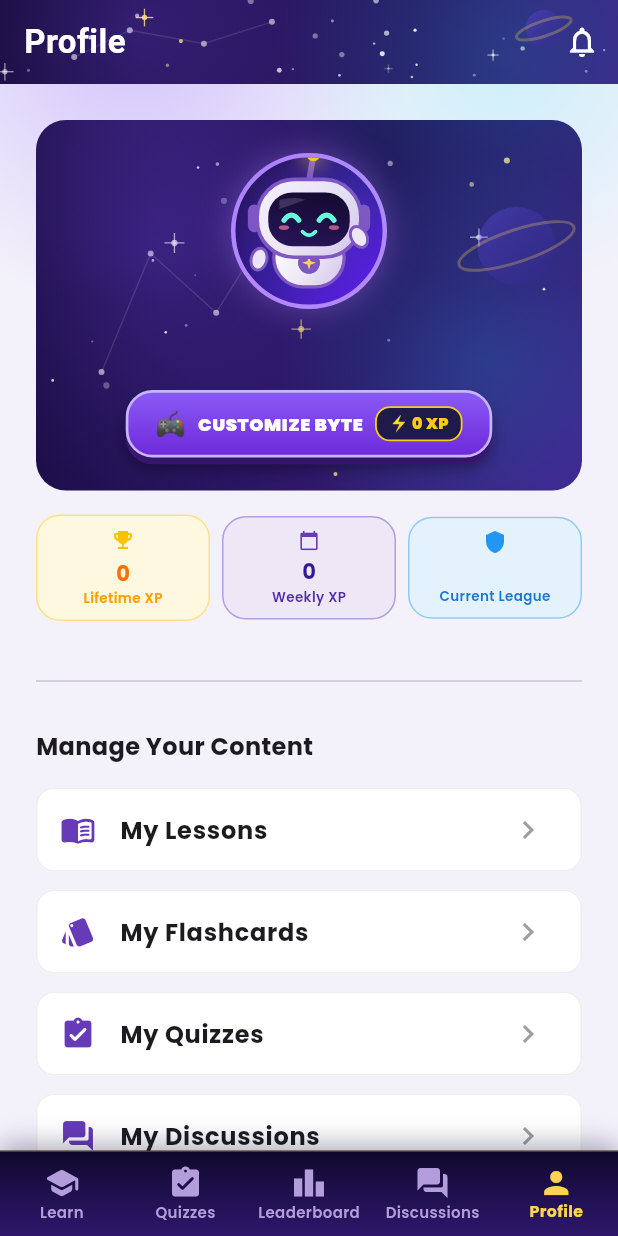
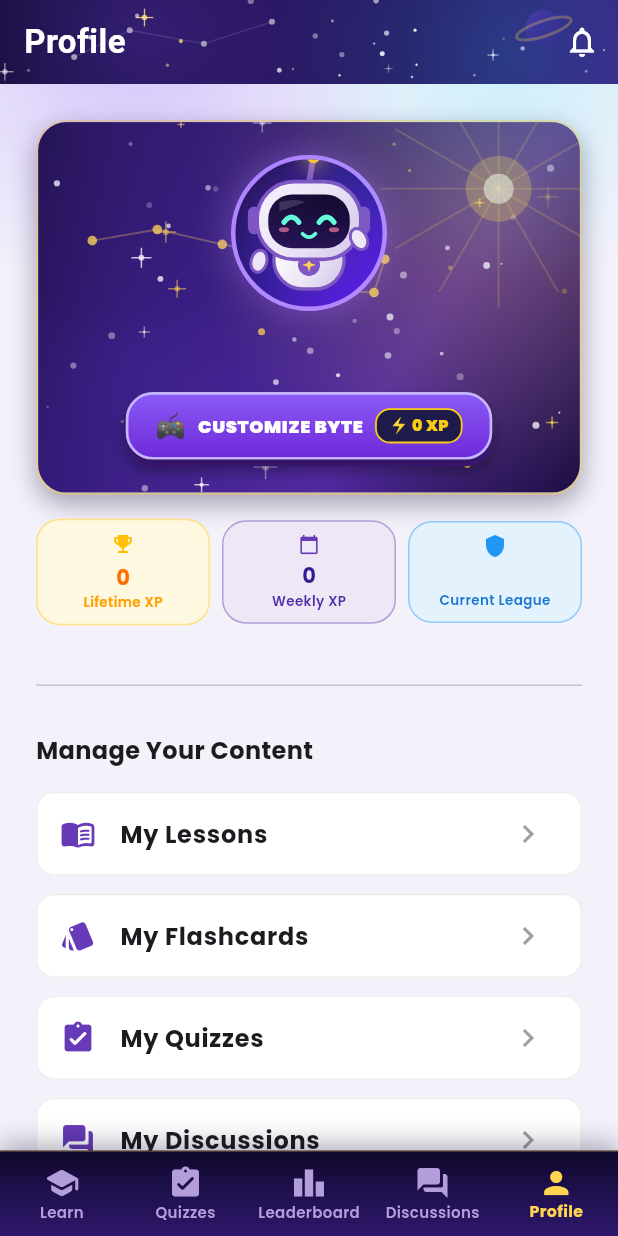
Before and after one commit to amandawong098/quiz_time, a Flutter app: the ProfileScreen screen opened by its route, on a phone screen of 412 x 824 dp. Run offline on Flutter 3.47's test engine with Material 3 defaults, Android fonts, the phone set to English and light mode, and no system bars; our stand-ins replace audioplayers, file_picker, flutter_local_notifications, go_router, google_fonts, google_generative_ai and 4 more; missing offline and left inert: image_picker_android, image_picker_platform_interface; accounts and stored records are empty; network calls fail.

Commit message:
league banner and fix minigame music too deep

```diff
--- a/lib/core/services/sound_service.dart
+++ b/lib/core/services/sound_service.dart
@@ -269,7 +269,7 @@ class SoundService extends ChangeNotifier {
     }
     try {
       final tempFile = File(
-        '${Directory.systemTemp.path}/learnbyte_space_lofi_bgm_v1.wav',
+        '${Directory.systemTemp.path}/learnbyte_space_lofi_bgm_v2.wav',
       );
       await tempFile.writeAsBytes(_miniGameBgmWav, flush: true);
       _miniGameBgmTempFilePath = tempFile.path;
@@ -885,7 +885,8 @@ class SoundService extends ChangeNotifier {
       [146.83, 174.61, 220.00, 261.63, 329.63], // Dm9
       [130.81, 164.81, 196.00, 246.94, 293.66], // Cmaj9
     ];
-    const List<double> bassRoots = [87.31, 82.41, 73.42, 65.41];
+    // Phone-speaker-friendly warm mid-bass roots (130-175 Hz, avoids sub-100 Hz buzz)
+    const List<double> bassRoots = [174.61, 164.81, 146.83, 130.81];
 
     // Sparse floating cosmic chime notes (Hz, 0 = rest) over 32 steps (0.4s each)
     const List<double> chimes = [
@@ -918,22 +919,22 @@ class SoundService extends ChangeNotifier {
       }
       pad *= chordEnv;
 
-      // 2. Warm Deep Sub-Bass
+      // 2. Warm Mid-Bass (gentle level for clean phone-speaker playback)
       final double bassFreq = bassRoots[barIdx] * tapeDrift;
       final double bassEnv = exp(-localBarT * 0.65);
-      final double bass = sin(2 * pi * bassFreq * t) * 0.14 * bassEnv;
+      final double bass = sin(2 * pi * bassFreq * t) * 0.06 * bassEnv;
 
       // 3. Soft Brushed Lo-Fi Drum Groove (75 BPM)
       final double beatT = t % beatDur;
       final int beatInBar = ((t / beatDur).floor()) % 4;
       double drums = 0.0;
 
-      // Muffled kick on beat 0 and syncopated 2.5
+      // Gentle mid-punch kick on beat 0 and syncopated 2.5 (avoids low-end speaker rattle)
       if (beatInBar == 0 || (beatInBar == 2 && beatT >= 0.4)) {
         final double kT = beatInBar == 0 ? beatT : (beatT - 0.4);
-        final double kEnv = exp(-kT * 11.0);
-        final double kFreq = 48.0 + 68.0 * exp(-kT * 22.0);
-        drums += sin(2 * pi * kFreq * kT) * kEnv * 0.22;
+        final double kEnv = exp(-kT * 14.0);
+        final double kFreq = 110.0 + 65.0 * exp(-kT * 24.0);
+        drums += sin(2 * pi * kFreq * kT) * kEnv * 0.11;
       }
       // Soft brushed snare/rim on beats 1 and 3
       if (beatInBar == 1 || beatInBar == 3) {
--- a/lib/features/profile/screens/profile_screen.dart
+++ b/lib/features/profile/screens/profile_screen.dart
@@ -177,9 +177,9 @@ class _ProfileScreenState extends State<ProfileScreen> {
     if (confirm == true) {
       try {
         setState(() => _isLoading = true);
-        await context
-            .read<AuthRepository>()
-            .deleteAccount(deleteContributions: deleteContributions);
+        await context.read<AuthRepository>().deleteAccount(
+          deleteContributions: deleteContributions,
+        );
         if (mounted) {
           context.go('/login');
         }
@@ -307,7 +307,8 @@ class _ProfileScreenState extends State<ProfileScreen> {
   Widget build(BuildContext context) {
     final user = context.watch<AuthRepository>().currentUser;
     final profile = context.watch<FriendshipRepository>().currentUserProfile;
-    final leagueStyle = _getLeagueStyle(profile?.league ?? 'Stargazer');
+    final currentLeague = profile?.league ?? 'Stargazer';
+    final leagueStyle = _getLeagueStyle(currentLeague);
 
     final soundService = context.watch<SoundService>();
     final gamification = context.watch<GamificationService>();
@@ -324,15 +325,15 @@ class _ProfileScreenState extends State<ProfileScreen> {
       appBar: AppBar(
         title: const Text('Profile'),
         flexibleSpace: const CosmicAppBarFlexibleSpace(seed: 55),
-        actions: const [
-          NotificationIconBadge(),
-        ],
+        actions: const [NotificationIconBadge()],
       ),
       body: _isLoading
           ? const Center(child: CircularProgressIndicator())
           : RefreshIndicator(
               onRefresh: () async {
-                await context.read<FriendshipRepository>().refreshProfileAndNotifications();
+                await context
+                    .read<FriendshipRepository>()
+                    .refreshProfileAndNotifications();
                 await gamification.loadForCurrentUser();
               },
               child: SingleChildScrollView(
@@ -341,15 +342,10 @@ class _ProfileScreenState extends State<ProfileScreen> {
                 child: Column(
                   crossAxisAlignment: CrossAxisAlignment.stretch,
                   children: [
-                  CosmicNebulaBox(
-                    borderRadius: BorderRadius.circular(20),
-                    padding: const EdgeInsets.symmetric(vertical: 22, horizontal: 16),
-                    seed: 505,
-                    showPlanet: true,
-                    child: Builder(
+                    Builder(
                       builder: (context) {
                         final isAdmin = context.watch<AuthRepository>().isAdmin;
-                        return Column(
+                        final bannerContent = Column(
                           children: [
                             UserByteAvatar(
                               appearanceOverride: isAdmin
@@ -365,7 +361,8 @@ class _ProfileScreenState extends State<ProfileScreen> {
                             Text(
                               user?.userMetadata?['name'] ?? 'User Name',
                               textAlign: TextAlign.center,
-                              style: Theme.of(context).textTheme.titleLarge?.copyWith(
+                              style: Theme.of(context).textTheme.titleLarge
+                                  ?.copyWith(
                                     fontWeight: FontWeight.bold,
                                     color: Colors.white,
                                   ),
@@ -386,7 +383,10 @@ class _ProfileScreenState extends State<ProfileScreen> {
                                 child: Row(
                                   mainAxisSize: MainAxisSize.min,
                                   children: [
-                                const Text('🎮', style: TextStyle(fontSize: 16)),
+                                    const Text(
+                                      '🎮',
+                                      style: TextStyle(fontSize: 16),
+                                    ),
                                     const SizedBox(width: 8),
                                     const Flexible(
                                       child: Text(
@@ -429,17 +429,74 @@ class _ProfileScreenState extends State<ProfileScreen> {
                             ],
                           ],
                         );
+
+                        if (isAdmin) {
+                          return CosmicNebulaBox(
+                            borderRadius: BorderRadius.circular(20),
+                            padding: const EdgeInsets.symmetric(
+                              vertical: 22,
+                              horizontal: 16,
+                            ),
+                            seed: 505,
+                            showPlanet: true,
+                            child: bannerContent,
+                          );
+                        }
+
+                        final leagueTheme = CosmicLeagueThemeData.forLeague(
+                          currentLeague,
+                        );
+                        return Container(
+                          decoration: BoxDecoration(
+                            borderRadius: BorderRadius.circular(20),
+                            border: Border.all(
+                              color: leagueTheme.primaryAccent.withValues(
+                                alpha: 0.45,
+                              ),
+                              width: 1.4,
+                            ),
+                            boxShadow: [
+                              BoxShadow(
+                                color: leagueTheme.backgroundGradient.first
+                                    .withValues(alpha: 0.35),
+                                blurRadius: 14,
+                                offset: const Offset(0, 6),
+                              ),
+                            ],
+                          ),
+                          child: ClipRRect(
+                            borderRadius: BorderRadius.circular(19),
+                            child: CosmicLeagueFullBackground(
+                              league: currentLeague,
+                              child: SizedBox(
+                                width: double.infinity,
+                                child: Padding(
+                                  padding: const EdgeInsets.symmetric(
+                                    vertical: 22,
+                                    horizontal: 16,
+                                  ),
+                                  child: bannerContent,
+                                ),
+                              ),
+                            ),
+                          ),
+                        );
                       },
-                    ),
                     ),
                     const SizedBox(height: 16),
                     if (context.watch<AuthRepository>().isAdmin)
                       Container(
                         margin: const EdgeInsets.symmetric(horizontal: 4),
-                      padding: const EdgeInsets.symmetric(horizontal: 16, vertical: 14),
+                        padding: const EdgeInsets.symmetric(
+                          horizontal: 16,
+                          vertical: 14,
+                        ),
                         decoration: BoxDecoration(
                           gradient: LinearGradient(
-                          colors: [Colors.deepPurple.shade700, Colors.deepPurple.shade900],
+                            colors: [
+                              Colors.deepPurple.shade700,
+                              Colors.deepPurple.shade900,
+                            ],
                             begin: Alignment.topLeft,
                             end: Alignment.bottomRight,
                           ),
@@ -500,16 +557,25 @@ class _ProfileScreenState extends State<ProfileScreen> {
                           // Lifetime XP
                           Expanded(
                             child: Container(
-                            padding: const EdgeInsets.symmetric(vertical: 8, horizontal: 4),
+                              padding: const EdgeInsets.symmetric(
+                                vertical: 8,
+                                horizontal: 4,
+                              ),
                               decoration: BoxDecoration(
                                 color: Colors.amber.shade50,
                                 borderRadius: BorderRadius.circular(16),
-                              border: Border.all(color: Colors.amber.shade200),
+                                border: Border.all(
+                                  color: Colors.amber.shade200,
+                                ),
                               ),
                               child: Column(
                                 mainAxisSize: MainAxisSize.min,
                                 children: [
-                                const Icon(Icons.emoji_events, color: Colors.amber, size: 16),
+                                  const Icon(
+                                    Icons.emoji_events,
+                                    color: Colors.amber,
+                                    size: 16,
+                                  ),
                                   const SizedBox(height: 4),
                                   Text(
                                     '${profile?.xp ?? user?.userMetadata?['xp'] ?? 0}',
@@ -535,16 +601,25 @@ class _ProfileScreenState extends State<ProfileScreen> {
                           // Weekly XP
                           Expanded(
                             child: Container(
-                            padding: const EdgeInsets.symmetric(vertical: 8, horizontal: 4),
+                              padding: const EdgeInsets.symmetric(
+                                vertical: 8,
+                                horizontal: 4,
+                              ),
                               decoration: BoxDecoration(
                                 color: Colors.deepPurple.shade50,
                                 borderRadius: BorderRadius.circular(16),
-                              border: Border.all(color: Colors.deepPurple.shade200),
+                                border: Border.all(
+                                  color: Colors.deepPurple.shade200,
+                                ),
                               ),
                               child: Column(
                                 mainAxisSize: MainAxisSize.min,
                                 children: [
-                                const Icon(Icons.calendar_today, color: Colors.deepPurple, size: 14),
+                                  const Icon(
+                                    Icons.calendar_today,
+                                    color: Colors.deepPurple,
+                                    size: 14,
+                                  ),
                                   const SizedBox(height: 4),
                                   Text(
                                     '${profile?.weeklyXp ?? user?.userMetadata?['weekly_xp'] ?? 0}',
@@ -570,11 +645,16 @@ class _ProfileScreenState extends State<ProfileScreen> {
                           // Current League
                           Expanded(
                             child: Container(
-                            padding: const EdgeInsets.symmetric(vertical: 8, horizontal: 4),
+                              padding: const EdgeInsets.symmetric(
+                                vertical: 8,
+                                horizontal: 4,
+                              ),
                               decoration: BoxDecoration(
                                 color: leagueStyle['bg'],
                                 borderRadius: BorderRadius.circular(16),
-                              border: Border.all(color: leagueStyle['border']),
+                                border: Border.all(
+                                  color: leagueStyle['border'],
+                                ),
                               ),
                               child: Column(
                                 mainAxisSize: MainAxisSize.min,
```
Lines whose indentation alone changed are shown as unchanged.
